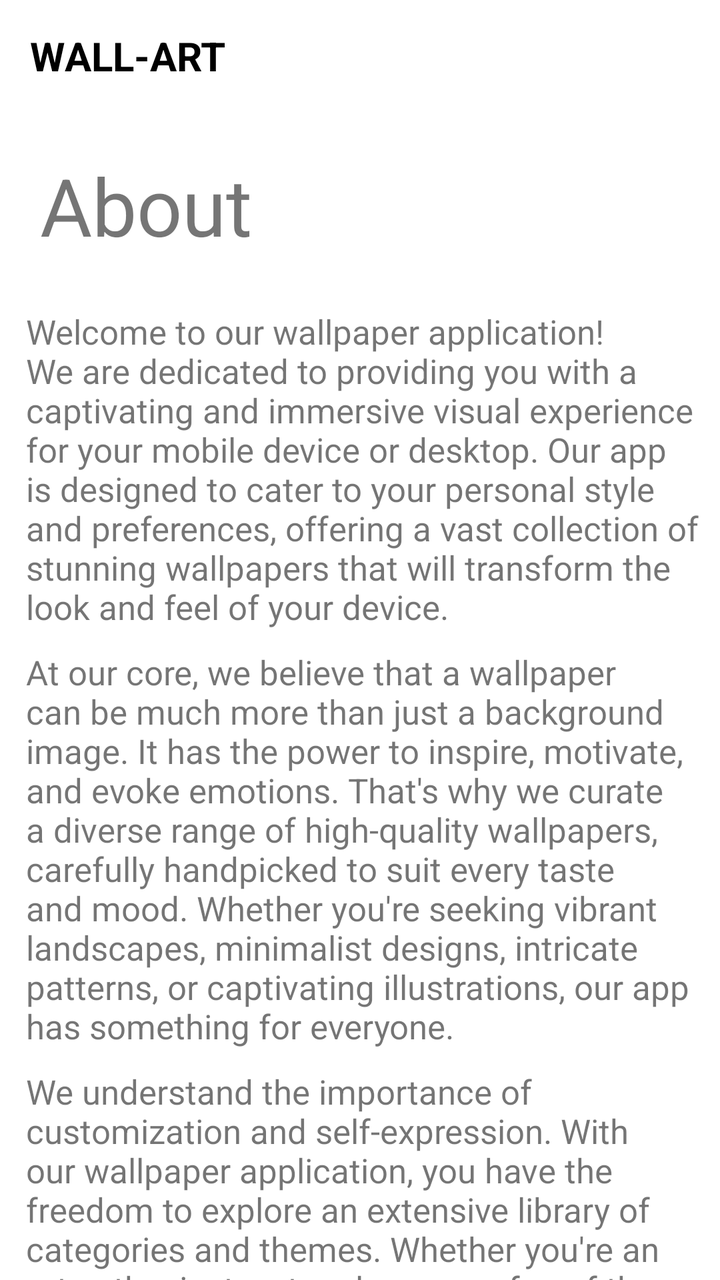
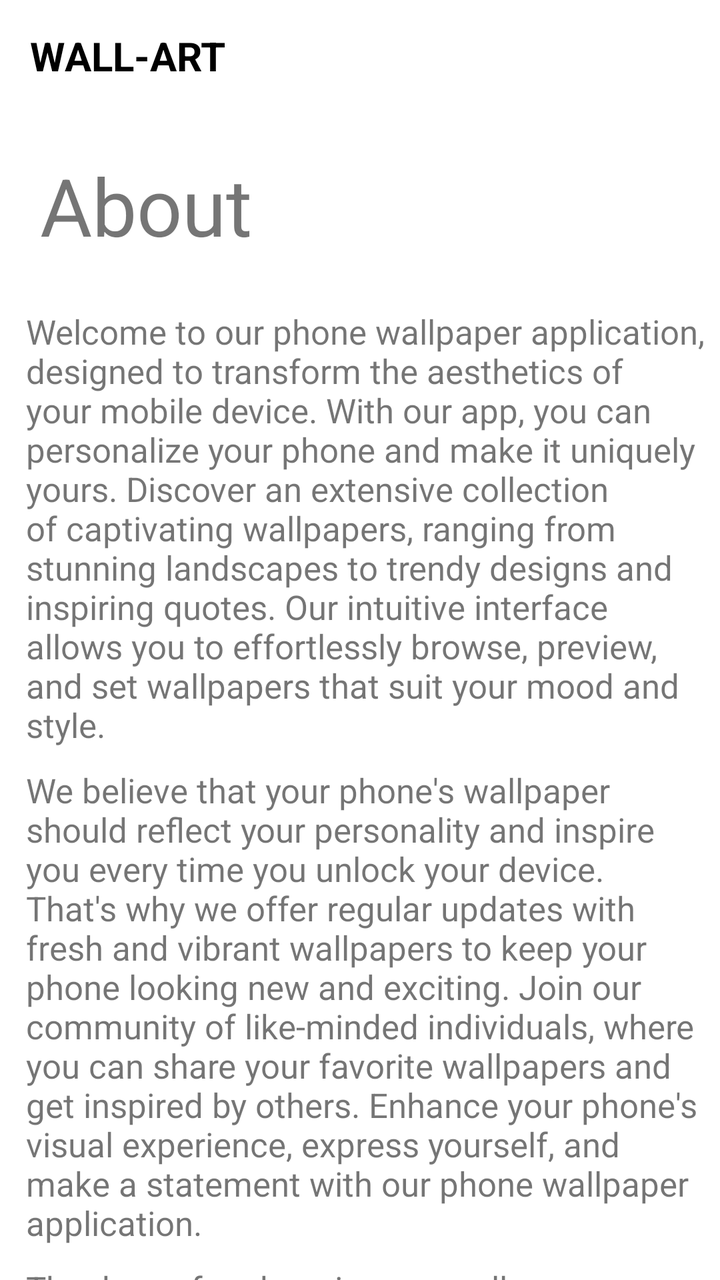

Compare the two renders of this Android layout. The source of the first and the diff that turns it into the second are given below.
<!-- AndroidManifest.xml: application theme Theme.PixelPerfect -->
<!-- res/layout/activity_about_intent.xml -->
<?xml version="1.0" encoding="utf-8"?>
<LinearLayout

    xmlns:android="http://schemas.android.com/apk/res/android"
    xmlns:app="http://schemas.android.com/apk/res-auto"
    xmlns:tools="http://schemas.android.com/tools"
    android:layout_width="match_parent"
    android:layout_height="match_parent"
    android:orientation="vertical"
    tools:context=".About_intent">

    <LinearLayout
        android:layout_width="match_parent"
        android:layout_height="56dp"
        android:gravity="center_vertical"
        android:orientation="vertical">

        <TextView
            android:layout_width="wrap_content"
            android:layout_height="wrap_content"
            android:text="WALL-ART"
            android:layout_marginHorizontal="15dp"
            android:textSize="20dp"
            android:textColor="@color/black"
            android:textStyle="bold"/>

    </LinearLayout>

    <androidx.core.widget.NestedScrollView
        android:layout_width="match_parent"
        android:layout_height="match_parent"
        android:isScrollContainer="true">

        <LinearLayout
            android:layout_width="match_parent"
            android:layout_height="match_parent"
            android:orientation="vertical">

            <TextView
                android:layout_width="match_parent"
                android:layout_height="match_parent"
                android:text="About"
                android:textSize="40dp"
                android:padding="20dp"/>

            <TextView
                android:layout_width="match_parent"
                android:layout_height="match_parent"
                android:text="Welcome to our wallpaper application! We are dedicated to providing you with a captivating and immersive visual experience for your mobile device or desktop. Our app is designed to cater to your personal style and preferences, offering a vast collection of stunning wallpapers that will transform the look and feel of your device."
                android:padding="5dp"
                android:textSize="17dp"
                android:layout_marginLeft="8dp"/>

            <TextView
                android:layout_width="match_parent"
                android:layout_height="match_parent"
                android:text="At our core, we believe that a wallpaper can be much more than just a background image. It has the power to inspire, motivate, and evoke emotions. That's why we curate a diverse range of high-quality wallpapers, carefully handpicked to suit every taste and mood. Whether you're seeking vibrant landscapes, minimalist designs, intricate patterns, or captivating illustrations, our app has something for everyone."
                android:padding="5dp"
                android:textSize="17dp"
                android:layout_marginLeft="8dp"/>

            <TextView
                android:layout_width="match_parent"
                android:layout_height="match_parent"
                android:text="We understand the importance of customization and self-expression. With our wallpaper application, you have the freedom to explore an extensive library of categories and themes. Whether you're an art enthusiast, nature lover, or a fan of the latest trends, our intuitive interface makes it effortless to discover and download wallpapers that resonate with your unique style."
                android:padding="5dp"
                android:textSize="17dp"
                android:layout_marginLeft="8dp"/>

            <TextView
                android:layout_width="match_parent"
                android:layout_height="match_parent"
                android:text="We strive to provide a seamless user experience, with a simple and user-friendly interface that allows you to effortlessly browse, search, and set wallpapers with just a few taps. Our app is designed to optimize image quality and resolution for various screen sizes, ensuring that your wallpapers look stunning on your device."
                android:padding="5dp"
                android:textSize="17dp"
                android:layout_marginLeft="8dp"/>

            <TextView
                android:layout_width="match_parent"
                android:layout_height="match_parent"
                android:text="Stay ahead of the curve with our regular updates, as we continuously add new wallpapers to keep your collection fresh and exciting. We also offer a personalized recommendations feature that suggests wallpapers based on your preferences and browsing history, so you can always stay inspired and discover new favorites."
                android:padding="5dp"/>

            <TextView
                android:layout_width="match_parent"
                android:layout_height="match_parent"
                android:text="In addition to our extensive wallpaper collection, we believe in fostering a vibrant and engaged community. Join our community of fellow wallpaper enthusiasts, where you can share your favorite wallpapers, engage in discussions, and even submit your own creations for others to enjoy."
                android:padding="5dp"
                android:textSize="17dp"
                android:layout_marginLeft="8dp"/>

            <TextView
                android:layout_width="match_parent"
                android:layout_height="match_parent"
                android:text="Thank you for choosing our wallpaper application to enhance your device's aesthetics. We hope that our carefully curated wallpapers will bring joy, inspiration, and a touch of artistry to your everyday life. Start exploring now and let your device reflect your unique style!"
                android:padding="5dp"
                android:textSize="17dp"
                android:layout_marginLeft="8dp"
                android:layout_marginBottom="20dp"/>

        </LinearLayout>

    </androidx.core.widget.NestedScrollView>

</LinearLayout>
<!-- resources referenced by this layout -->
<resources>
  <color name="black">#FF000000</color>
  <style name="Theme.PixelPerfect" parent="Theme.MaterialComponents.Light.NoActionBar">
          
          <item name="colorPrimary">#000000</item>
          <item name="colorPrimaryVariant">#8F8F8F</item>
          <item name="colorOnPrimary">@color/white</item>
          
          <item name="colorSecondary">#D65858</item>
          <item name="colorSecondaryVariant">#fff</item>
          <item name="colorOnSecondary">@color/black</item>
          
          <item name="android:statusBarColor">?attr/colorPrimaryVariant</item>
          
      </style>
  <color name="white">#FFFFFFFF</color>
</resources>

<!-- the commit's change to res/layout/activity_about_intent.xml (unified diff, before → after) -->
@@ -46,48 +46,18 @@
             <TextView
                 android:layout_width="match_parent"
                 android:layout_height="match_parent"
-                android:text="Welcome to our wallpaper application! We are dedicated to providing you with a captivating and immersive visual experience for your mobile device or desktop. Our app is designed to cater to your personal style and preferences, offering a vast collection of stunning wallpapers that will transform the look and feel of your device."
+                android:text="Welcome to our phone wallpaper application, designed to transform the aesthetics of your mobile device. With our app, you can personalize your phone and make it uniquely yours. Discover an extensive collection of captivating wallpapers, ranging from stunning landscapes to trendy designs and inspiring quotes. Our intuitive interface allows you to effortlessly browse, preview, and set wallpapers that suit your mood and style."
                 android:padding="5dp"
                 android:textSize="17dp"
                 android:layout_marginLeft="8dp"/>
 
-            <TextView
-                android:layout_width="match_parent"
-                android:layout_height="match_parent"
-                android:text="At our core, we believe that a wallpaper can be much more than just a background image. It has the power to inspire, motivate, and evoke emotions. That's why we curate a diverse range of high-quality wallpapers, carefully handpicked to suit every taste and mood. Whether you're seeking vibrant landscapes, minimalist designs, intricate patterns, or captivating illustrations, our app has something for everyone."
-                android:padding="5dp"
-                android:textSize="17dp"
-                android:layout_marginLeft="8dp"/>
-
-            <TextView
-                android:layout_width="match_parent"
-                android:layout_height="match_parent"
-                android:text="We understand the importance of customization and self-expression. With our wallpaper application, you have the freedom to explore an extensive library of categories and themes. Whether you're an art enthusiast, nature lover, or a fan of the latest trends, our intuitive interface makes it effortless to discover and download wallpapers that resonate with your unique style."
-                android:padding="5dp"
-                android:textSize="17dp"
-                android:layout_marginLeft="8dp"/>
-
-            <TextView
-                android:layout_width="match_parent"
-                android:layout_height="match_parent"
-                android:text="We strive to provide a seamless user experience, with a simple and user-friendly interface that allows you to effortlessly browse, search, and set wallpapers with just a few taps. Our app is designed to optimize image quality and resolution for various screen sizes, ensuring that your wallpapers look stunning on your device."
-                android:padding="5dp"
-                android:textSize="17dp"
-                android:layout_marginLeft="8dp"/>
-
-            <TextView
-                android:layout_width="match_parent"
-                android:layout_height="match_parent"
-                android:text="Stay ahead of the curve with our regular updates, as we continuously add new wallpapers to keep your collection fresh and exciting. We also offer a personalized recommendations feature that suggests wallpapers based on your preferences and browsing history, so you can always stay inspired and discover new favorites."
-                android:padding="5dp"/>
-
-            <TextView
-                android:layout_width="match_parent"
-                android:layout_height="match_parent"
-                android:text="In addition to our extensive wallpaper collection, we believe in fostering a vibrant and engaged community. Join our community of fellow wallpaper enthusiasts, where you can share your favorite wallpapers, engage in discussions, and even submit your own creations for others to enjoy."
-                android:padding="5dp"
-                android:textSize="17dp"
-                android:layout_marginLeft="8dp"/>
+           <TextView
+               android:layout_width="match_parent"
+               android:layout_height="match_parent"
+               android:text="We believe that your phone's wallpaper should reflect your personality and inspire you every time you unlock your device. That's why we offer regular updates with fresh and vibrant wallpapers to keep your phone looking new and exciting. Join our community of like-minded individuals, where you can share your favorite wallpapers and get inspired by others. Enhance your phone's visual experience, express yourself, and make a statement with our phone wallpaper application."
+               android:textSize="17dp"
+               android:padding="5dp"
+               android:layout_marginLeft="8dp"/>
 
             <TextView
                 android:layout_width="match_parent"
